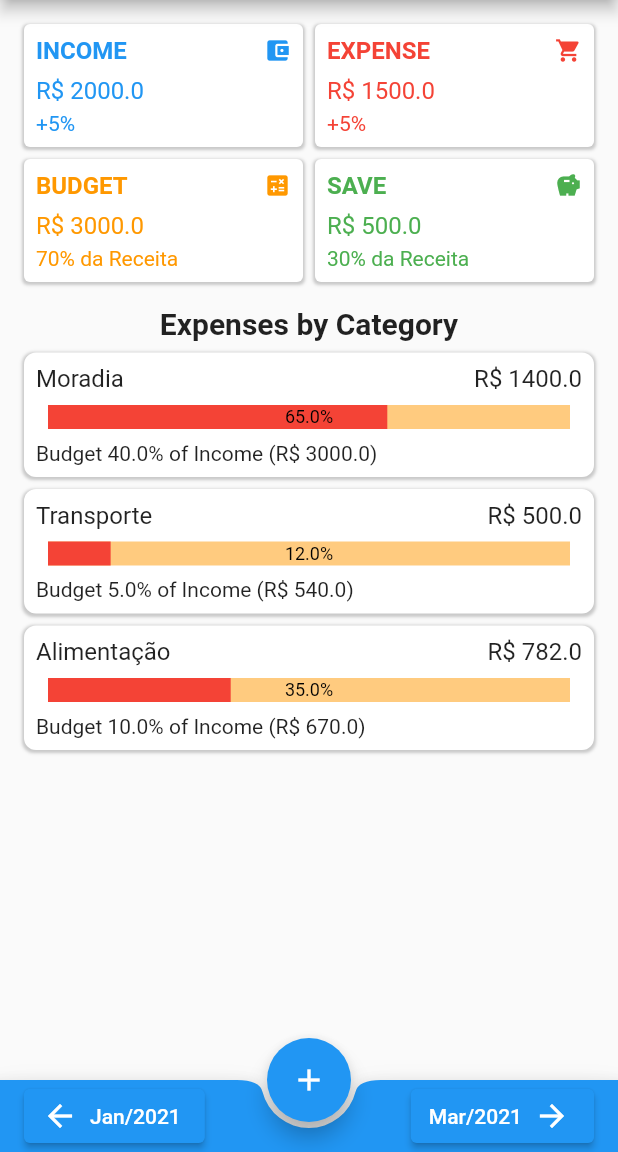
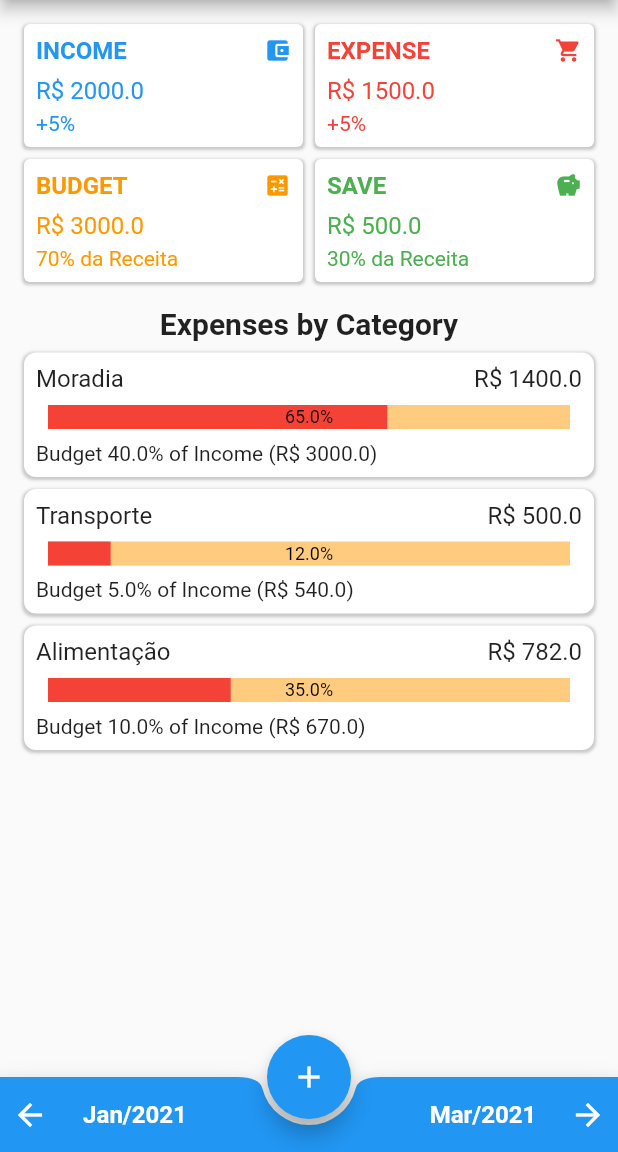
Before and after one commit to hebertjulio/mesames, a Flutter app: the screen it shows after launch, on a phone screen of 412 x 824 dp, the part 84-1236 px from its top. Run offline on Flutter 3.47's test engine with Material 2 defaults, Android fonts, the phone set to English and light mode, and no system bars; drawn by our look-alikes of percent_indicator.

Commit message:
Bottom app navigation refactory

```diff
--- a/lib/components/bottom_navigator.dart
+++ b/lib/components/bottom_navigator.dart
@@ -6,30 +6,70 @@ class MonthlyBottomNavigator extends StatelessWidget {
     return BottomAppBar(
       color: Colors.blue,
       shape: CircularNotchedRectangle(),
-      child: Padding(
-        padding: const EdgeInsets.only(left: 16.0, right: 16.0),
       child: Row(
         mainAxisAlignment: MainAxisAlignment.spaceBetween,
         children: [
-            ElevatedButton.icon(
-              label: Text('Jan/2021'),
-              icon: Icon(
-                Icons.arrow_back,
-                color: Colors.white,
+          MonthlyButtonBottomNavigator(
+            'Jan/2021',
+            reversed: false,
+            onTap: () {},
           ),
-              onPressed: () {},
-            ),
-            ElevatedButton.icon(
-              icon: Text('Mar/2021'),
-              label: Icon(
-                Icons.arrow_forward,
-                color: Colors.white,
-              ),
-              onPressed: () {},
+          MonthlyButtonBottomNavigator(
+            'Mar/2021',
+            reversed: true,
+            onTap: () {},
           ),
         ],
-        ),
       ),
     );
   }
 }
+
+class MonthlyButtonBottomNavigator extends StatelessWidget {
+  final String text;
+  final Function onTap;
+  final bool reversed;
+
+  MonthlyButtonBottomNavigator(this.text, {@required this.onTap, this.reversed})
+      : assert(text != null);
+
+  @override
+  Widget build(BuildContext context) {
+    List<Widget> children = [
+      Padding(
+        padding: EdgeInsets.only(left: 8.0, right: 8.0),
+        child: Icon(
+          this.reversed ? Icons.arrow_forward : Icons.arrow_back,
+          color: Colors.white,
+        ),
+      ),
+      Container(
+        width: 100,
+        child: Center(
+          child: Text(
+            this.text,
+            style: TextStyle(
+              color: Colors.white,
+              fontWeight: FontWeight.bold,
+              fontSize: 16,
+            ),
+          ),
+        ),
+      ),
+    ];
+
+    return Expanded(
+      child: InkWell(
+        child: Ink(
+          height: Size.fromHeight(50).height,
+          child: Row(
+            mainAxisAlignment:
+                this.reversed ? MainAxisAlignment.end : MainAxisAlignment.start,
+            children: this.reversed ? children.reversed.toList() : children,
+          ),
+        ),
+        onTap: this.onTap,
+      ),
+    );
+  }
+}
```
Lines whose indentation alone changed are shown as unchanged.
